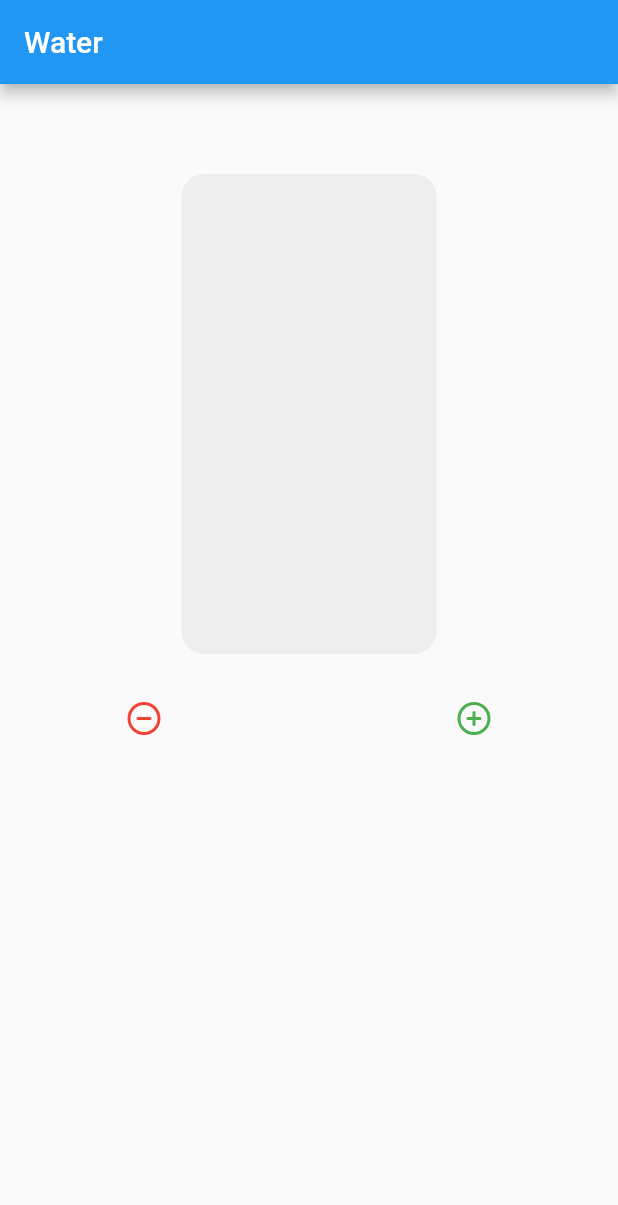
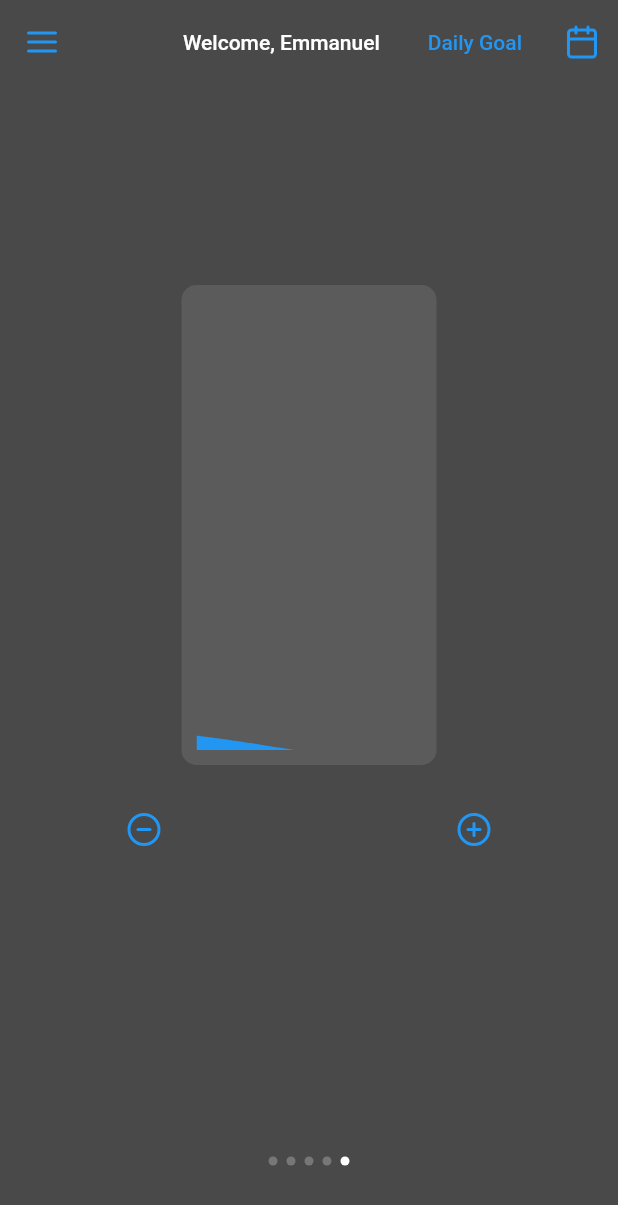
Before and after one commit to emmanuelrocha001/water, a Flutter app: the screen it shows after launch, on a phone screen of 412 x 824 dp. Shown: the top 1205 px of the screen. Run offline on Flutter 3.47's test engine with Material 2 defaults, Android fonts, the phone set to English and light mode, and no system bars; our stand-ins replace flutter_vector_icons.

Commit message:
inital 5day mockup

```diff
--- /dev/null
+++ b/lib/app_colors.dart
@@ -0,0 +1,7 @@
+import 'package:flutter/material.dart';
+
+class AppColors {
+  static const Color PRIMARY_DARK = Color(0xFF494949);
+  static const Color SECONDARY_DARK = Color(0xFF5B5B5B);
+
+}
--- a/lib/main.dart
+++ b/lib/main.dart
@@ -14,6 +14,8 @@ class MyApp extends StatelessWidget {
       title: 'Flutter Demo',
       theme: ThemeData(
         primarySwatch: Colors.blue,
+        accentColor: Colors.black,
+
         visualDensity: VisualDensity.adaptivePlatformDensity,
       ),
       home: OverviewScreen(),
--- a/lib/screens/overview_screen.dart
+++ b/lib/screens/overview_screen.dart
@@ -1,34 +1,57 @@
 import 'package:flutter/material.dart';
+import 'package:flutter_vector_icons/flutter_vector_icons.dart';
 import '../widgets/wave.dart';
+import '../app_colors.dart';
+import '../widgets/five_day/five_day.dart';
+class OverviewScreen extends StatelessWidget {
 
-class OverviewScreen extends StatelessWidget {
+
+
   @override
   Widget build(BuildContext context) {
+    final styleTheme = Theme.of(context);
     return Scaffold(
+      backgroundColor: AppColors.PRIMARY_DARK,
       appBar: AppBar(
-        title: Text('Water'),
+        elevation: 0,
+        backgroundColor: AppColors.PRIMARY_DARK,
+        leading: IconButton(
+          icon: Icon(
+            Feather.menu,
+            color: styleTheme.primaryColor,
+          ),
+          onPressed: () {
+
+          },
+        ),
+        actions: [
+          FlatButton(
+            child: Text('Welcome, Emmanuel',style: TextStyle(color: Colors.white),),
+            onPressed: null,
+          ),
+          FlatButton(
+            child: Text('Daily Goal',style: TextStyle(color: styleTheme.primaryColor),),
+            onPressed: () {
+
+            },
+          ),
+          IconButton(
+            icon: Icon(
+              Feather.calendar,
+              color: styleTheme.primaryColor,
+            ),
+            onPressed: () {
+
+            },
+          ),
+        ],
+
 
       ),
+
+
       body: SafeArea(
-
-        child: Center(
-          child: Column(
-            children: [
-              // SizedBox.expand(),
-              SizedBox(
-                height: 60,
-              ),
-              Wave(
-                size: new Size(
-                  150,
-                  300,
-                ),
-                color: Colors.blue,
-              ),
-
-            ],
-          ),
-        ),
+        child: FiveDay(),
       ),
     );
   }
--- /dev/null
+++ b/lib/widgets/button.dart
@@ -0,0 +1 @@
+import 'package:flutter/material.dart';
--- a/lib/widgets/clipper.dart
+++ b/lib/widgets/clipper.dart
@@ -6,20 +6,20 @@ class Clipper extends CustomClipper<Path> {
   final radius;
   Clipper({
     this.waveList,
-    this.radius=15,
+    this.radius=15.0,
   });
 
   @override
   getClip(Size size) {
     final Path path = Path();
     path.addPolygon(waveList, false);
-    // path.lineTo(size.width, size.height);
-    // path.lineTo(0.0, size.height);
+    path.lineTo(size.width, size.height);
+    path.lineTo(0.0, size.height);
 
-    path.lineTo(size.width, size.height-radius);
-    path.quadraticBezierTo(size.width, size.height,size.width-radius, size.height);
-    path.lineTo(radius, size.height);
-    path.quadraticBezierTo(0.0, size.height, 0.0, size.height-radius);
+    // path.lineTo(size.width, size.height-radius);
+    // path.quadraticBezierTo(size.width, size.height,size.width-radius, size.height);
+    // path.lineTo(radius, size.height);
+    // path.quadraticBezierTo(0.0, size.height, 0.0, size.height-radius);
     // path.lineTo(, size.height);
 
 
--- /dev/null
+++ b/lib/widgets/five_day/day.dart
@@ -0,0 +1,39 @@
+import 'package:flutter/material.dart';
+import '../wave.dart';
+import '../../app_colors.dart';
+
+class Day extends StatefulWidget {
+  final id;
+  final color;
+  Day({
+    @required this.id,
+    this.color
+  });
+
+  @override
+  _DayState createState() => _DayState();
+}
+
+class _DayState extends State<Day> with AutomaticKeepAliveClientMixin {
+
+  @override
+  bool get wantKeepAlive {
+    return true;
+  }
+
+  @override
+  Widget build(BuildContext context) {
+    return Container(
+      color: AppColors.PRIMARY_DARK,
+      alignment: Alignment.center,
+      child: Container(
+        child: Wave(
+          id: widget.id,
+          color: AppColors.PRIMARY_DARK,
+          size: Size(150, 300),
+        ),
+      ),
+
+    );
+  }
+}
--- /dev/null
+++ b/lib/widgets/five_day/five_day.dart
@@ -0,0 +1,59 @@
+import 'package:flutter/material.dart';
+import './day.dart';
+import './indicator.dart';
+
+class FiveDay extends StatefulWidget {
+
+  @override
+  _FiveDayState createState() => _FiveDayState();
+}
+
+class _FiveDayState extends State<FiveDay> {
+  final _controller = PageController(
+    initialPage: 4,
+    keepPage: true,
+  );
+
+  var currentIndex = 4;
+
+  final days = [
+    Colors.red,
+    Colors.blue,
+    Colors.green,
+    Colors.yellow,
+    Colors.pink,
+  ];
+
+  @override
+  Widget build(BuildContext context) {
+    return Container(
+      // color: Colors.red,
+      child: Column(
+        children: [
+          Expanded(
+            child: Container(
+              child: PageView.builder(
+
+
+                controller: _controller,
+                itemCount: days.length,
+                itemBuilder: (context, index) => Day(id: index, color: days[index],),
+                onPageChanged: (value) {
+                  print(value);
+                  setState(() {
+                    currentIndex = value;
+                  });
+                },
+              ),
+            ),
+          ),
+          Indicator(
+            currentIndex: currentIndex,
+          ),
+
+
+        ],
+      ),
+    );
+  }
+}
--- /dev/null
+++ b/lib/widgets/five_day/indicator.dart
@@ -0,0 +1,43 @@
+import 'package:flutter/material.dart';
+import '../../app_colors.dart';
+
+class Indicator extends StatelessWidget {
+  final currentIndex;
+  Indicator({
+    @required this.currentIndex
+  });
+
+
+  @override
+  Widget build(BuildContext context) {
+    // final mediaQuery = MediaQuery.of(context);
+    double size = 12;
+
+    return Container(
+      // color: Colors.red,
+      width: size*5,
+      height: 100,
+      child: ListView.builder(
+        scrollDirection: Axis.horizontal,
+        itemCount: 5,
+        itemBuilder: (ctx, index) {
+          return Container(
+            width: size,
+            height: size,
+            alignment: Alignment.center,
+            child: Container(
+              width: size/2,
+              height: size/2,
+              decoration: BoxDecoration(
+                color: index==currentIndex ? Colors.white : Colors.white.withOpacity(.25),
+                shape: BoxShape.circle,
+              ),
+            ),
+          );
+        },
+
+      ),
+
+    );
+  }
+}
--- a/lib/widgets/wave.dart
+++ b/lib/widgets/wave.dart
@@ -1,13 +1,17 @@
 import 'package:flutter/material.dart';
 import 'package:flutter_vector_icons/flutter_vector_icons.dart';
 import '../widgets/clipper.dart';
+import '../app_colors.dart';
+
 import 'dart:math' as Math;
 class Wave extends StatefulWidget {
   final Size size;
   final Color color;
+  final id;
   Wave({
     @required this.size,
     @required this.color,
+    @required this.id,
   });
 
   @override
@@ -78,24 +82,32 @@ class _WaveState extends State<Wave> with TickerProviderStateMixin{
     super.dispose();
     _controller.dispose();
   }
+
+
+
   @override
   Widget build(BuildContext context) {
-    return Column(
+
+    final styleTheme = Theme.of(context);
+    return Container(
+      height: 400,
+      child: Column(
         children: [
           Container(
             decoration: BoxDecoration(
-            color: Colors.grey.shade200,
+              color: AppColors.SECONDARY_DARK,
               border: Border.all(
-              color: Colors.grey.shade200,
+                color: AppColors.SECONDARY_DARK,
                 width: 10,
               ),
 
-            borderRadius: BorderRadius.circular(15)
+              borderRadius: BorderRadius.circular(10)
             ),
             child: AnimatedBuilder(
               animation: _controller,
               builder: (context, child) {
                 return ClipPath(
+                  key: ValueKey(widget.id),
                   clipper: Clipper(
                       waveList: _wavePoints
                     ),
@@ -119,7 +131,7 @@ class _WaveState extends State<Wave> with TickerProviderStateMixin{
                 onPressed: () {
                   _editWater(decrement: true);
                 },
-              icon: Icon(Feather.minus_circle, color: Colors.red,),
+                icon: Icon(Feather.minus_circle, color: styleTheme.primaryColor,),
 
               ),
 
@@ -127,12 +139,13 @@ class _WaveState extends State<Wave> with TickerProviderStateMixin{
                 onPressed: () {
                   _editWater();
                 },
-              icon: Icon(Feather.plus_circle, color: Colors.green,),
+                icon: Icon(Feather.plus_circle, color: styleTheme.primaryColor,),
 
               ),
             )
           )
         ],
+      ),
     );
   }
 }
```
Also changed, not shown: 1 other file. Lines whose indentation alone changed are shown as unchanged.
